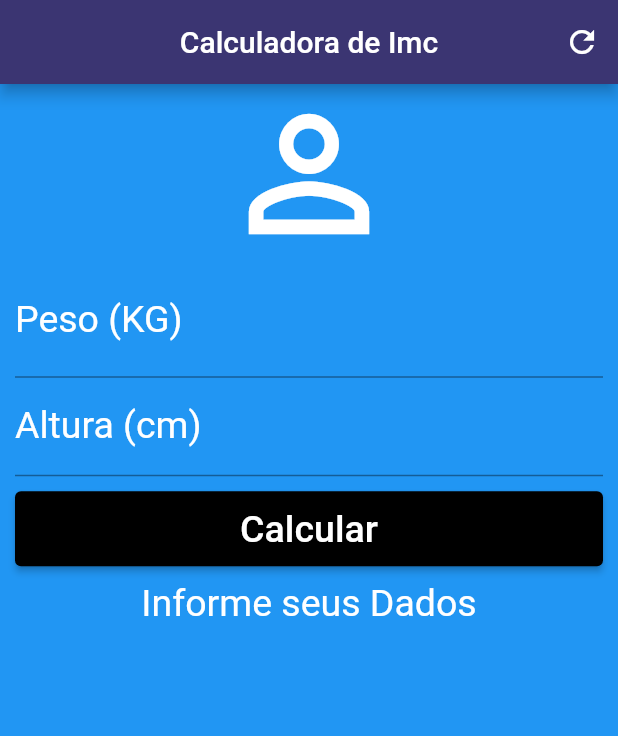
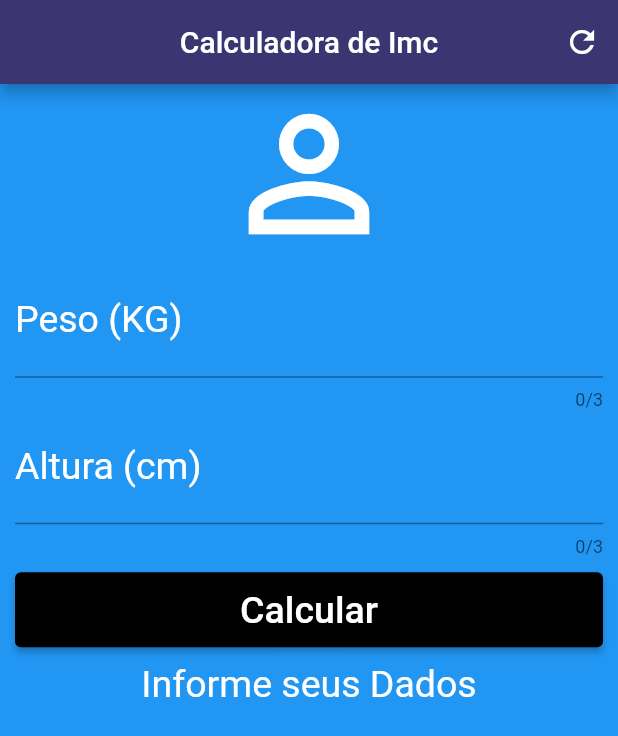
Before and after one commit to rodrigocc/ProjetosFlutter, a Flutter app: the screen it shows after launch, after a tap on the "refresh" icon, on a phone screen of 412 x 824 dp. Shown: the top 736 px of the screen. Run offline on Flutter 3.47's test engine with Material 2 defaults, Android fonts, the phone set to English and light mode, and no system bars; our stand-ins replace carousel_slider, firebase_auth, firebase_storage, google_sign_in, image_picker; missing offline and left inert: flutter_facebook_login, gradient_bottom_navigation_bar; accounts and stored records are empty.

Commit message:
Improvements : add some improvements to this project

```diff
--- a/calculadora_imc/lib/home_page.dart
+++ b/calculadora_imc/lib/home_page.dart
@@ -1,4 +1,5 @@
 import 'package:flutter/material.dart';
+import 'package:flutter/services.dart';
 
 class HomePage extends StatefulWidget {
   @override
@@ -18,6 +19,7 @@ class _HomePageState extends State<HomePage> {
     heightcontroller.clear();
     setState(() {
       _infotext = "Informe seus Dados";
+      _formKey = GlobalKey<FormState>();
     });
   }
 
@@ -67,6 +69,9 @@ class _HomePageState extends State<HomePage> {
               children: <Widget>[
                 Icon(Icons.person_outline, size: 120.0, color: Colors.white),
                 TextFormField(
+                    inputFormatters: [FilteringTextInputFormatter.digitsOnly],
+                    cursorColor: Color.fromARGB(255, 236, 237, 238),
+                    maxLength: 3,
                     keyboardType: TextInputType.number,
                     decoration: InputDecoration(
                         labelText: "Peso (KG)",
@@ -81,7 +86,14 @@ class _HomePageState extends State<HomePage> {
                     }),
                 TextFormField(
                   keyboardType: TextInputType.number,
+                  maxLength: 3,
+                  inputFormatters: [
+                    FilteringTextInputFormatter.allow(RegExp('[0-9]'))
+                  ],
+                  cursorColor: Color.fromARGB(255, 236, 237, 238),
+                  style: TextStyle(color: Colors.white, fontSize: 25),
                   decoration: InputDecoration(
+                    hintStyle: TextStyle(fontSize: 25),
                     labelText: "Altura (cm)",
                     labelStyle: TextStyle(color: Colors.white, fontSize: 25.0),
                   ),
@@ -90,6 +102,7 @@ class _HomePageState extends State<HomePage> {
                     if (value.isEmpty) {
                       return 'Informe sua Altura';
                     }
+
                     return null;
                   },
                 ),
```
